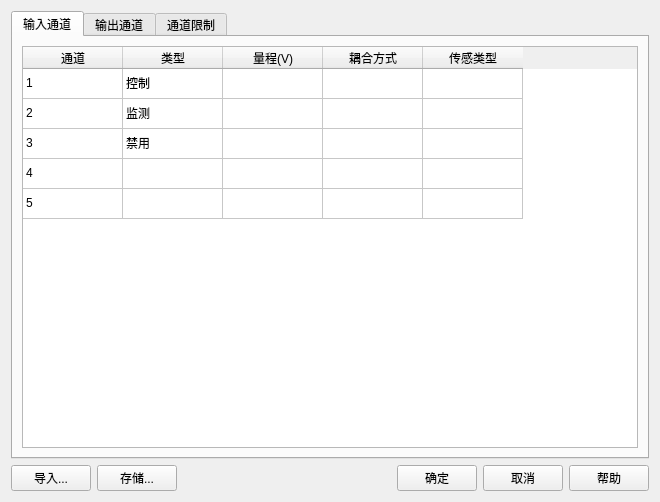
Old version of the form channel_param.ui in the repository JJXiangJiaoJun/my_popwil.
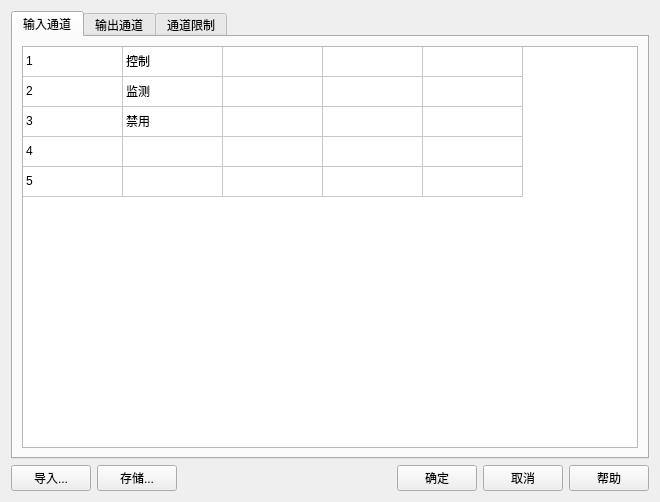
New version of the form. Icons and pictures are not drawn.

The edit to the form file:
```diff
--- a/channel_param.ui
+++ b/channel_param.ui
@@ -103,7 +103,7 @@
        <item row="0" column="0">
         <widget class="QTableWidget" name="tableWidget">
          <attribute name="horizontalHeaderVisible">
-          <bool>true</bool>
+          <bool>false</bool>
          </attribute>
          <attribute name="horizontalHeaderCascadingSectionResizes">
           <bool>false</bool>
```
Left out of the diff: 22 changed lines with no effect on the pictures.
